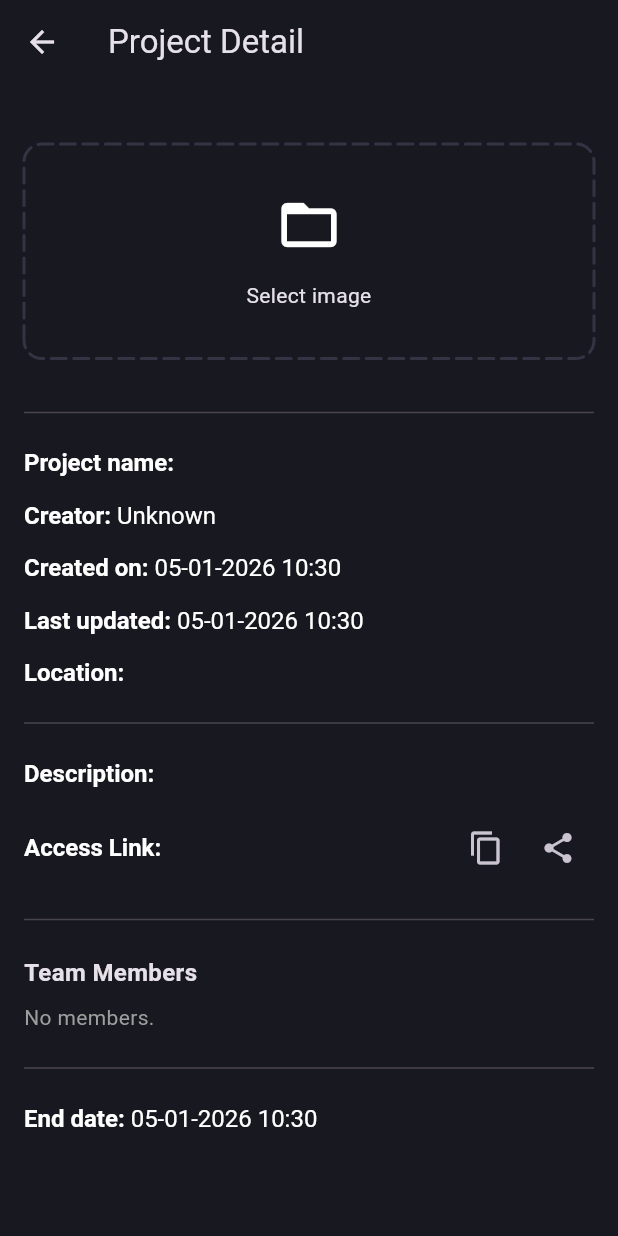
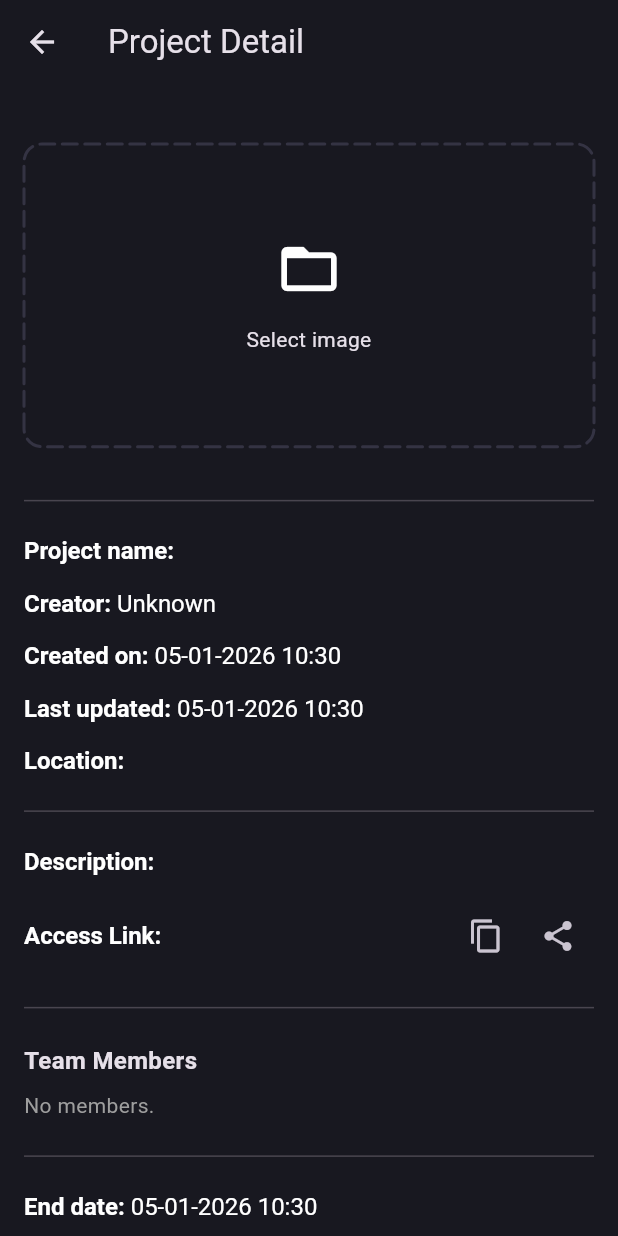
Before and after one commit to Olaoluwa99/site_board, a Flutter app: the ViewProjectDetail screen opened directly with empty values, on a phone screen of 412 x 824 dp. Run offline on Flutter 3.47's test engine with Material 3 defaults, Android fonts, the light colour scheme and no system bars; drawn by our look-alikes of dotted_border; our stand-ins replace fl_chart, flutter_bloc, fpdart, get_it, google_generative_ai, hive and 5 more; accounts and stored records are empty.

Commit message:
Bug fixes V2

```diff
--- /dev/null
+++ b/devtools_options.yaml
@@ -0,0 +1,3 @@
+description: This file stores settings for Dart & Flutter DevTools.
+documentation: https://docs.flutter.dev/tools/devtools/extensions#configure-extension-enablement-states
+extensions:
--- a/lib/core/secrets/app_secrets.dart
+++ b/lib/core/secrets/app_secrets.dart
@@ -2,5 +2,6 @@ class AppSecrets {
   static const supabaseUrl = 'https://zokknjdpbbbnhjjddcwu.supabase.co';
   static const supabaseAnonKey =
       'eyJhbGciOiJIUzI1NiIsInR5cCI6IkpXVCJ9.eyJpc3MiOiJzdXBhYmFzZSIsInJlZiI6Inpva2tuamRwYmJibmhqamRkY3d1Iiwicm9sZSI6ImFub24iLCJpYXQiOjE3NDkyMjc5NzAsImV4cCI6MjA2NDgwMzk3MH0.PXB9VAz3QZODx6CEDuNlK1IS1UfRQsfZxphXkHZvkBo';
-  static const geminiApiKey = 'AIzaSyCmFYXNWa3oncSdjYUxgQlKnuQKtnYKkOI';
+  // static const geminiApiKey = 'AIzaSyCmFYXNWa3oncSdjYUxgQlKnuQKtnYKkOI';
+  static const geminiApiKey = 'AIzaSyCyhF9sH6WdQtqWEUPy2qIm8cnkiwqAuFY';
 }
--- a/lib/feature/projectSection/presentation/widgets/image_item_project.dart
+++ b/lib/feature/projectSection/presentation/widgets/image_item_project.dart
@@ -26,7 +26,7 @@ class ImageItemProject extends StatelessWidget {
         borderRadius: BorderRadius.circular(10),
         child: Image.file(
           imageAsFile!,
-          fit: BoxFit.fitWidth,
+          fit: BoxFit.cover,
           width: double.infinity,
         ),
       );
@@ -35,7 +35,7 @@ class ImageItemProject extends StatelessWidget {
         borderRadius: BorderRadius.circular(10),
         child: Image.network(
           imageAsLink,
-          fit: BoxFit.fitWidth,
+          fit: BoxFit.cover,
           width: double.infinity,
           loadingBuilder: (context, child, loadingProgress) {
             if (loadingProgress == null) return child;
@@ -64,10 +64,13 @@ class ImageItemProject extends StatelessWidget {
 
     return GestureDetector(
       onTap: onSelect,
-      child: Container(
-        width: double.infinity,
-        padding: const EdgeInsets.only(bottom: 12.0),
-        child: imageWidget,
+      child: AspectRatio(
+        aspectRatio: 16 / 9,
+        child: Container(
+          width: double.infinity,
+          padding: const EdgeInsets.only(bottom: 12.0),
+          child: imageWidget,
+        ),
       ),
     );
   }
```
Also changed, not shown: lib/feature/projectSection/data/dataSources/gemini_remote_data_source.dart (+29 -5 lines), lib/feature/projectSection/presentation/pages/create_log_page.dart (+13 -5 lines).
